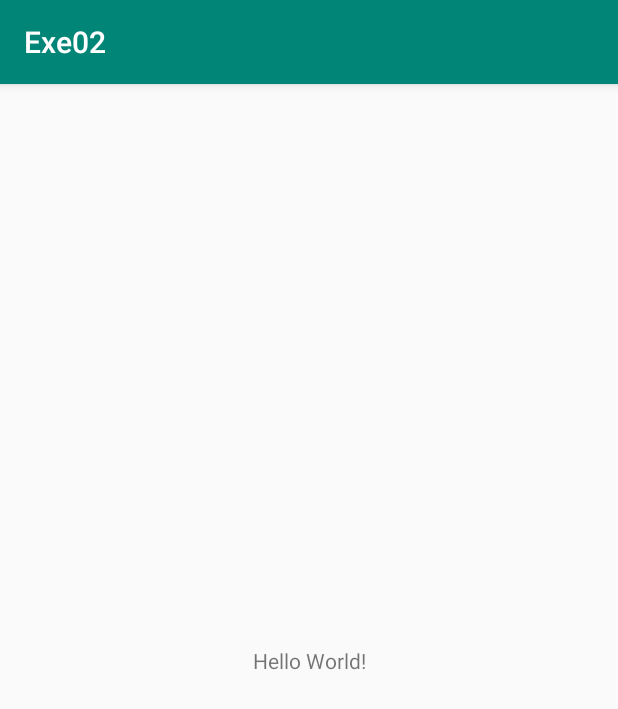
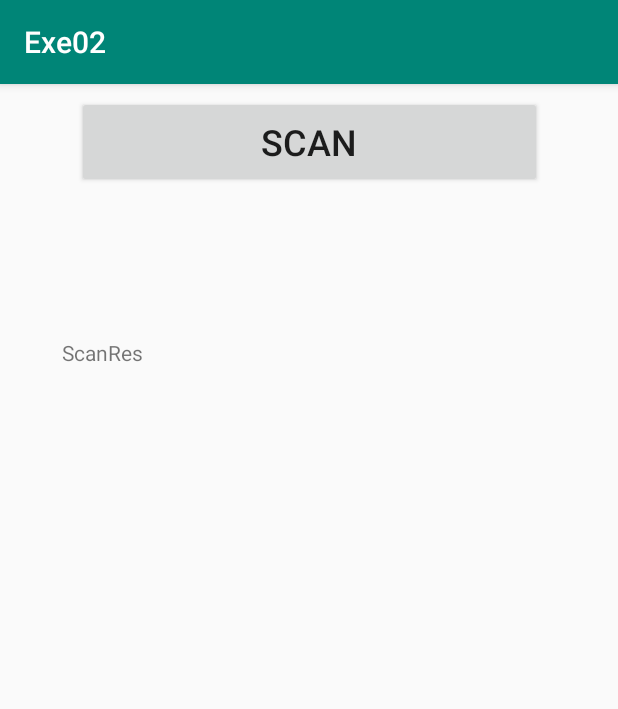
Before and after one commit to mobilecomputing-organization/MobileComputing, an Android app: the screen it shows after launch (MainActivity), on a phone screen of 412 x 824 dp. Shown: the top 709 px of the screen. Run offline under Robolectric (Android 15) with nearby library versions, the light colour scheme and no system bars.

Commit message:
Update 2 from Jerome

```diff
--- a/WorkingDirectory/Exe02/Exercise02/app/src/main/java/mobilecomp/app/exe02/MainActivity.java
+++ b/WorkingDirectory/Exe02/Exercise02/app/src/main/java/mobilecomp/app/exe02/MainActivity.java
@@ -1,13 +1,142 @@
 package mobilecomp.app.exe02;
 
+import android.bluetooth.BluetoothAdapter;
+import android.bluetooth.BluetoothDevice;
+import android.bluetooth.BluetoothManager;
+import android.bluetooth.le.BluetoothLeScanner;
+import android.bluetooth.le.ScanCallback;
+import android.bluetooth.le.ScanFilter;
+import android.bluetooth.le.ScanResult;
+import android.bluetooth.le.ScanSettings;
+import android.content.Context;
+import android.content.Intent;
+import android.os.Handler;
 import android.support.v7.app.AppCompatActivity;
 import android.os.Bundle;
+import android.util.Log;
+import android.view.Gravity;
+import android.view.View;
+import android.widget.Button;
+import android.widget.TextView;
+import android.widget.Toast;
+
+import java.util.List;
+import java.util.UUID;
 
 public class MainActivity extends AppCompatActivity {
+
+    private BluetoothAdapter bluetoothAdapter;
+    private int REQUEST_ENABLE_BT = 1234; // just to pass as an argument
+    private BluetoothLeScanner LeScanner;
+    private BluetoothAdapter.LeScanCallback leScanCallback;
+    private UUID uuid = UUID.fromString("00000002-0000-0000-FDFD-FDFDFDFDFDFD");
+    private BluetoothDevice bledevice;
+    private ScanCallback scanCallback;
+    private ScanFilter scanfilter;
+    private ScanSettings scanSettings;
+    private Handler mHandler;
+    private int SCAN_PERIOD = 10000;
+    private  boolean enable = true;
+    private Context activityContext;
+    private static final String TAG = "MyApp";
+    private BluetoothDevice mydevice;
 
     @Override
     protected void onCreate(Bundle savedInstanceState) {
         super.onCreate(savedInstanceState);
         setContentView(R.layout.activity_main);
+
+        //GUI variables
+        Button ScanButton = (Button) findViewById(R.id.ScanButton);
+        final TextView ScanRes = (TextView) findViewById(R.id.ScanRes);
+
+        // Initializes Bluetooth adapter
+        final BluetoothManager bluetoothManager = (BluetoothManager) getSystemService(Context.BLUETOOTH_SERVICE);
+        bluetoothAdapter = bluetoothManager.getAdapter();
+        //LeScanner = bluetoothAdapter.getBluetoothLeScanner();
+        //final ScanCallback callback;
+
+        // Ensures Bluetooth is available on the device and it is enabled. If not,
+        // displays a dialog requesting user permission to enable Bluetooth.
+        if (bluetoothAdapter == null || !bluetoothAdapter.isEnabled()) {
+            Intent enableBtIntent = new Intent(BluetoothAdapter.ACTION_REQUEST_ENABLE);
+            startActivityForResult(enableBtIntent, REQUEST_ENABLE_BT);
+        }
+
+        // Device scan callback.
+        scanCallback = new ScanCallback() {
+            @Override
+            public void onScanResult(int callbackType, ScanResult result) {
+
+
+
+                //ScanRes.setText("calback called ");
+                Log.i(TAG,"Called");
+
+
+                //Toast toast = Toast.makeText(activityContext,"Callback called", Toast.LENGTH_SHORT);
+                //toast.setGravity(Gravity.CENTER | Gravity.BOTTOM, 0, 0);
+                //toast.show();
+
+                ScanRes.setText(result.getDevice().getName());
+                if (result.getDevice().getName() != null)
+                {
+                    Log.i(TAG,"inside If");
+                    Log.i(TAG,result.getDevice().getName());
+                    if (result.getDevice().getUuids()!= null){
+                        if(result.getDevice().getUuids().equals(uuid))
+                        mydevice = result.getDevice();
+
+                        Log.i(TAG,result.getDevice().getName());
+                        ScanRes.setText("connected");
+                    }
+
+
+
+                    //mydevice = result.getDevice();
+                    //enable = false;
+
+                }
+
+
+            }
+        };
+
+        mHandler = new Handler();
+
+        // Button used to scan for the devices
+        ScanButton.setOnClickListener(new View.OnClickListener() {
+            @Override
+            public void onClick(View v) {
+                ScanRes.setText("Hi !!");
+                enable = true;
+                LeScanner = bluetoothAdapter.getBluetoothLeScanner();
+                if (enable)
+                {
+                    mHandler.postDelayed(new Runnable() {
+                        @Override
+                        public void run() {
+                            //mScanning = false;
+
+                            LeScanner.stopScan(scanCallback);
+                        }
+                    }, SCAN_PERIOD);
+
+                    //mScanning = true;
+                    LeScanner.startScan(scanCallback);
+                } else
+                {
+                    //mScanning = false;
+                    LeScanner.stopScan(scanCallback);
+                }
+                //LeScanner.startScan(scanfilter,scanSettings,scanCallback);
+            }
+        });
+
+
+
+
+
+
     }
 }
--- a/WorkingDirectory/Exe02/Exercise02/app/src/main/res/layout/activity_main.xml
+++ b/WorkingDirectory/Exe02/Exercise02/app/src/main/res/layout/activity_main.xml
@@ -6,13 +6,34 @@
     android:layout_height="match_parent"
     tools:context=".MainActivity">
 
+    <Button
+        android:id="@+id/ScanButton"
+        android:layout_width="310dp"
+        android:layout_height="61dp"
+        android:layout_marginStart="8dp"
+        android:layout_marginTop="8dp"
+        android:layout_marginEnd="8dp"
+        android:layout_marginBottom="8dp"
+        android:text="@string/scan"
+        android:textSize="24sp"
+        app:layout_constraintBottom_toBottomOf="parent"
+        app:layout_constraintEnd_toEndOf="parent"
+        app:layout_constraintStart_toStartOf="parent"
+        app:layout_constraintTop_toTopOf="parent"
+        app:layout_constraintVertical_bias="0.0" />
+
     <TextView
-        android:layout_width="wrap_content"
-        android:layout_height="wrap_content"
-        android:text="Hello World!"
+        android:id="@+id/ScanRes"
+        android:layout_width="329dp"
+        android:layout_height="108dp"
+        android:layout_marginStart="8dp"
+        android:layout_marginTop="8dp"
+        android:layout_marginEnd="8dp"
+        android:layout_marginBottom="8dp"
+        android:text="@string/scanres"
         app:layout_constraintBottom_toBottomOf="parent"
-        app:layout_constraintLeft_toLeftOf="parent"
-        app:layout_constraintRight_toRightOf="parent"
-        app:layout_constraintTop_toTopOf="parent" />
-
+        app:layout_constraintEnd_toEndOf="parent"
+        app:layout_constraintStart_toStartOf="parent"
+        app:layout_constraintTop_toTopOf="parent"
+        app:layout_constraintVertical_bias="0.25" />
 </android.support.constraint.ConstraintLayout>
--- a/WorkingDirectory/Exe02/Exercise02/app/src/main/res/values/strings.xml
+++ b/WorkingDirectory/Exe02/Exercise02/app/src/main/res/values/strings.xml
@@ -1,3 +1,5 @@
 <resources>
     <string name="app_name">Exe02</string>
+    <string name="scanres">ScanRes</string>
+    <string name="scan">Scan</string>
 </resources>
```
Also changed, not shown: WorkingDirectory/Exe02/Exercise02/app/src/main/AndroidManifest.xml (+7 -0 lines).
